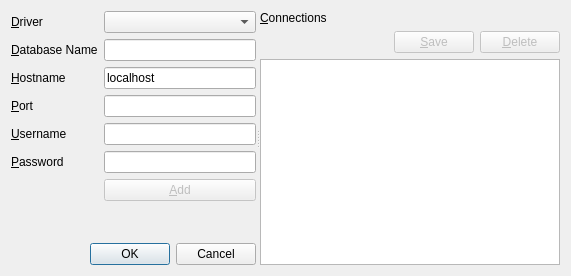
Old version of the form ui/connectiondialog.ui in the repository kandalf/migraine.
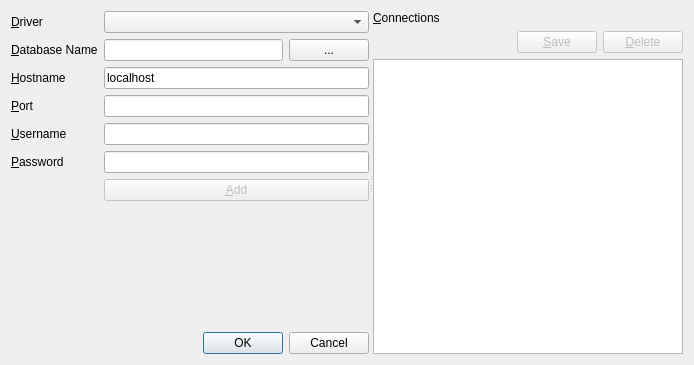
New version of the form.

Commit message: Little tweak to conn dialog. Cleanning settings and adding test SQLite databases.

Patch:
```diff
--- a/ui/connectiondialog.ui
+++ b/ui/connectiondialog.ui
@@ -5,26 +5,23 @@
    <rect>
     <x>0</x>
     <y>0</y>
-    <width>571</width>
-    <height>276</height>
+    <width>694</width>
+    <height>365</height>
    </rect>
   </property>
   <property name="windowTitle" >
    <string>Dialog</string>
   </property>
-  <layout class="QGridLayout" name="gridLayout" >
+  <layout class="QGridLayout" name="gridLayout_2" >
    <item row="0" column="0" >
     <widget class="QSplitter" name="splitter" >
      <property name="orientation" >
       <enum>Qt::Horizontal</enum>
      </property>
-     <widget class="QWidget" name="layoutWidget" >
+     <widget class="QWidget" name="" >
       <layout class="QVBoxLayout" name="verticalLayout_2" >
        <item>
-        <layout class="QFormLayout" name="formLayout" >
-         <property name="fieldGrowthPolicy" >
-          <enum>QFormLayout::AllNonFixedFieldsGrow</enum>
-         </property>
+        <layout class="QGridLayout" name="gridLayout" >
          <item row="0" column="0" >
           <widget class="QLabel" name="label" >
            <property name="text" >
@@ -49,11 +46,22 @@
           </widget>
          </item>
          <item row="1" column="1" >
-          <widget class="QLineEdit" name="databaseLineEdit" >
-           <property name="text" >
-            <string/>
-           </property>
-          </widget>
+          <layout class="QHBoxLayout" name="horizontalLayout_2" >
+           <item>
+            <widget class="QLineEdit" name="databaseLineEdit" >
+             <property name="text" >
+              <string/>
+             </property>
+            </widget>
+           </item>
+           <item>
+            <widget class="QPushButton" name="browseButton" >
+             <property name="text" >
+              <string>...</string>
+             </property>
+            </widget>
+           </item>
+          </layout>
          </item>
          <item row="2" column="0" >
           <widget class="QLabel" name="label_2" >
@@ -72,6 +80,19 @@
            </property>
           </widget>
          </item>
+         <item row="3" column="0" >
+          <widget class="QLabel" name="label_7" >
+           <property name="text" >
+            <string>&amp;Port</string>
+           </property>
+           <property name="buddy" >
+            <cstring>portLineEdit</cstring>
+           </property>
+          </widget>
+         </item>
+         <item row="3" column="1" >
+          <widget class="QLineEdit" name="portLineEdit" />
+         </item>
          <item row="4" column="0" >
           <widget class="QLabel" name="label_4" >
            <property name="text" >
@@ -108,19 +129,6 @@
            </property>
           </widget>
          </item>
-         <item row="3" column="1" >
-          <widget class="QLineEdit" name="portLineEdit" />
-         </item>
-         <item row="3" column="0" >
-          <widget class="QLabel" name="label_7" >
-           <property name="text" >
-            <string>&amp;Port</string>
-           </property>
-           <property name="buddy" >
-            <cstring>portLineEdit</cstring>
-           </property>
-          </widget>
-         </item>
         </layout>
        </item>
        <item>
```
The commit also changes 6 other files.
